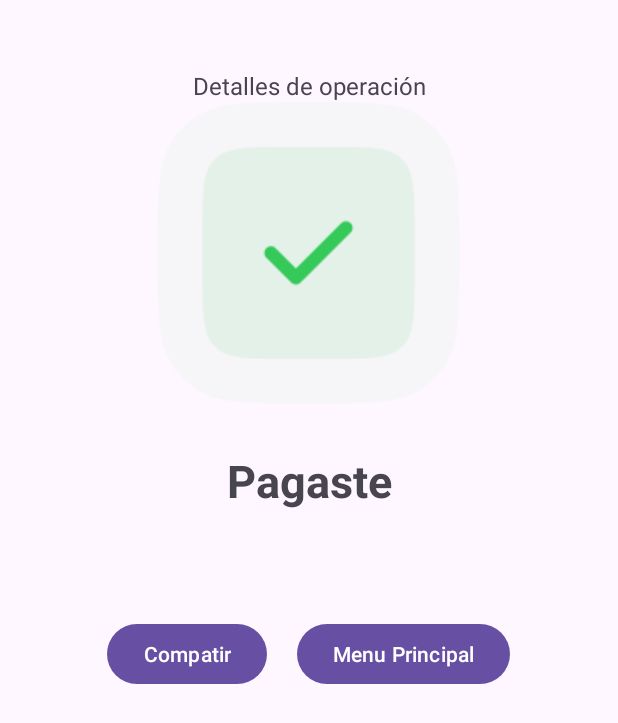
After one commit to CharlsMikhail/TPAGO, an Android app: the fragment VoucherFragment shown on its own in the app's theme, on a phone screen of 412 x 824 dp. The commit adds this screen. Shown: the top 723 px of the screen. Run offline under Robolectric (Android 15) with nearby library versions, the light colour scheme and no system bars.

Commit message:
Se avanzo con un 50% del fragment_voucher.xml, falta todo el detalle, me parece que tiene que resumirse

```diff
--- /dev/null
+++ b/TPAGO_APP/app/src/main/java/com/example/tpago/VoucherFragment.kt
@@ -0,0 +1,12 @@
+package com.example.tpago
+
+import android.os.Bundle
+import android.view.View
+import androidx.fragment.app.Fragment
+
+
+class VoucherFragment : Fragment(R.layout.fragment_voucher) {
+    override fun onViewCreated(view: View, savedInstanceState: Bundle?) {
+        super.onViewCreated(view, savedInstanceState)
+    }
+}
--- /dev/null
+++ b/TPAGO_APP/app/src/main/res/layout/fragment_voucher.xml
@@ -0,0 +1,66 @@
+<?xml version="1.0" encoding="utf-8"?>
+<LinearLayout xmlns:android="http://schemas.android.com/apk/res/android"
+    xmlns:app="http://schemas.android.com/apk/res-auto"
+    xmlns:tools="http://schemas.android.com/tools"
+    android:layout_width="match_parent"
+    android:layout_height="match_parent"
+    android:orientation="vertical"
+    android:padding="30dp"
+    tools:context=".VoucherFragment">
+
+    <TextView
+        android:layout_width="match_parent"
+        android:layout_height="wrap_content"
+        android:layout_marginTop="16dp"
+        android:text="@string/txt_detalles_operacion"
+        android:textSize="16sp"
+        android:textAlignment="center"/>
+
+    <ImageView
+        android:layout_width="wrap_content"
+        android:layout_height="wrap_content"
+        android:contentDescription="@string/img_check"
+        android:layout_gravity="center"
+        app:srcCompat="@drawable/check" />
+
+    <TextView
+        android:layout_width="match_parent"
+        android:layout_height="wrap_content"
+        android:layout_marginTop="30dp"
+        android:text="@string/txt_pagaste"
+        android:textStyle="bold"
+        android:textSize="30sp"
+        android:textAlignment="center"/>
+
+    <TextView
+        android:layout_width="match_parent"
+        android:layout_height="wrap_content"
+        android:textSize="15sp"
+        android:textAlignment="center"
+        tools:text="El pago de S/.28 a Mateo Gonzales fue exitoso"
+        />
+
+    <TableRow
+        android:layout_width="match_parent"
+        android:layout_height="wrap_content"
+        android:layout_marginTop="50dp"
+        android:gravity="center">
+
+        <Button
+            android:id="@+id/btn_compartir"
+            android:layout_width="wrap_content"
+            android:layout_height="wrap_content"
+            android:layout_marginEnd="20dp"
+            android:text="@string/btn_compartir"
+            tools:ignore="ButtonStyle" />
+
+        <Button
+            android:id="@+id/btn_inicio"
+            android:layout_width="wrap_content"
+            android:layout_height="wrap_content"
+            android:text="@string/btn_inicio"
+            tools:ignore="ButtonStyle" />
+    </TableRow>
+
+
+</LinearLayout>
--- a/TPAGO_APP/app/src/main/res/values/strings.xml
+++ b/TPAGO_APP/app/src/main/res/values/strings.xml
@@ -7,4 +7,9 @@
     <string name="txt_limite_pago">Límite por pago S/500, límite total por día S/2000</string>
     <string name="btn_pagar">Pagar</string>
     <string name="txt_pagar_0">0</string>
+    <string name="txt_detalles_operacion">Detalles de operación</string>
+    <string name="txt_pagaste">Pagaste</string>
+    <string name="img_check">image check</string>
+    <string name="btn_compartir">Compatir</string>
+    <string name="btn_inicio">Menu Principal</string>
 </resources>
```
Also changed, not shown: TPAGO_APP/app/src/main/res/drawable/check.png (added).
